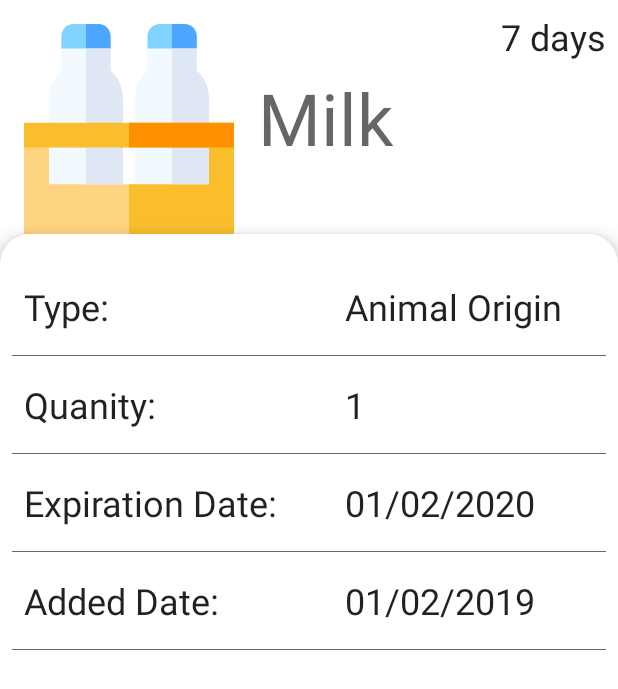
After one commit to Belohun/Scheduled-Fridge, an Android app: the fragment ProductDetailsFragment shown on its own in the app's theme, on a phone screen of 412 x 824 dp. The commit adds this screen. Shown: the top 689 px of the screen. Run offline under Robolectric (Android 15) with nearby library versions, the phone set to English and light mode, and no system bars; Roboto replaces fonts that are not available here; 1 statement that could not run was skipped.

Commit message:
Added: Layout,Fragment and viewModel of ProductDetails

```diff
--- a/app/src/main/java/com/example/scheduledfridge/ui/home/HomeFragment.kt
+++ b/app/src/main/java/com/example/scheduledfridge/ui/home/HomeFragment.kt
@@ -179,6 +179,7 @@ class HomeFragment : Fragment(),MenuItem.OnActionExpandListener,
         inflater.inflate(R.menu.main, menu)
         val searchView: androidx.appcompat.widget.SearchView = menu.findItem(R.id.action_search).actionView as androidx.appcompat.widget.SearchView
         searchView.setOnQueryTextListener(this)
+        searchView.queryHint = "Search..."
         super.onCreateOptionsMenu(menu, inflater)
 
     }
--- /dev/null
+++ b/app/src/main/java/com/example/scheduledfridge/ui/productDetails/ProductDetailsFragment.kt
@@ -0,0 +1,35 @@
+package com.example.scheduledfridge.ui.productDetails
+
+import android.os.Bundle
+import android.view.LayoutInflater
+import android.view.View
+import android.view.ViewGroup
+import android.widget.TextView
+import androidx.fragment.app.Fragment
+import androidx.lifecycle.Observer
+import com.example.scheduledfridge.R
+
+private lateinit var productDetailsViewModel: ProductDetailsViewModel
+class ProductDetailsFragment : Fragment() {
+    override fun onCreateView(
+        inflater: LayoutInflater,
+        container: ViewGroup?,
+        savedInstanceState: Bundle?
+    ): View? {
+
+        val root = inflater.inflate(R.layout.fragment_product_details, container, false)
+        val nameTextView:TextView = root.findViewById(R.id.productName_TextView_product_details)
+        val typeTextView:TextView = root.findViewById(R.id.type_textView_product_details)
+        val quanityTextView:TextView = root.findViewById(R.id.quanity_textView_product_details)
+        val expirationDateTextView:TextView = root.findViewById(R.id.expirationDate_textView_product_details)
+        val addedDateTextView:TextView = root.findViewById(R.id.addedDate_textView_product_details)
+        productDetailsViewModel.currentProduct.observe(viewLifecycleOwner, Observer {
+            nameTextView.text = it.productName
+            typeTextView.text = it.productType
+            quanityTextView.text = it.quantity.toString()
+            expirationDateTextView.text = it.productExpirationDate
+            addedDateTextView.text = it.productAdedDate
+        })
+        return root
+    }
+}
--- /dev/null
+++ b/app/src/main/java/com/example/scheduledfridge/ui/productDetails/ProductDetailsViewModel.kt
@@ -0,0 +1,22 @@
+package com.example.scheduledfridge.ui.productDetails
+
+import android.app.Application
+import androidx.lifecycle.AndroidViewModel
+import androidx.lifecycle.LiveData
+import androidx.lifecycle.MutableLiveData
+import androidx.lifecycle.viewModelScope
+import com.example.scheduledfridge.database.Product
+import kotlinx.coroutines.launch
+
+class ProductDetailsViewModel(application: Application):AndroidViewModel(application) {
+    private var _product = MutableLiveData<Product>()
+
+
+    fun setCurrentProduct(product: Product){
+        viewModelScope.launch {
+            _product.value = product
+        }
+    }
+
+    val currentProduct: LiveData<Product> =_product
+}
--- a/app/src/main/res/drawable/bottom_stroke.xml
+++ b/app/src/main/res/drawable/bottom_stroke.xml
@@ -7,10 +7,10 @@
         android:bottom="0dp">
 
         <shape android:shape="rectangle">
-            <solid android:color="@color/colorPrimary"/>
+            <solid android:color="@color/colorPrimaryDark"/>
             <stroke
                 android:width="1dp"
-                android:color="@color/colorPrimary"/>
+                android:color="@color/colorPrimaryDark"/>
         </shape>
     </item>
 </layer-list>
--- /dev/null
+++ b/app/src/main/res/drawable/product_details_background.xml
@@ -0,0 +1,11 @@
+<?xml version="1.0" encoding="utf-8"?>
+<shape xmlns:android="http://schemas.android.com/apk/res/android"
+    android:shape="rectangle"
+    >
+    <solid android:color="@color/background"></solid>
+
+    <corners
+        android:topRightRadius="20dp"
+        android:topLeftRadius="20dp" />
+
+</shape>
--- /dev/null
+++ b/app/src/main/res/layout/fragment_product_details.xml
@@ -0,0 +1,191 @@
+<?xml version="1.0" encoding="utf-8"?>
+<androidx.constraintlayout.widget.ConstraintLayout xmlns:android="http://schemas.android.com/apk/res/android"
+    android:layout_width="match_parent"
+    android:layout_height="match_parent"
+    xmlns:app="http://schemas.android.com/apk/res-auto">
+
+    <ImageView
+        android:id="@+id/type_Image_product_details"
+        android:layout_width="140dp"
+        android:layout_height="140dp"
+        app:layout_constraintTop_toTopOf="parent"
+        app:layout_constraintLeft_toLeftOf="parent"
+        android:src="@drawable/ic_animal_origin"
+        android:layout_margin="16dp"
+        />
+        <TextView
+            android:id="@+id/productName_TextView_product_details"
+            android:layout_marginLeft="16dp"
+            app:layout_constraintLeft_toRightOf="@id/type_Image_product_details"
+            app:layout_constraintTop_toTopOf="parent"
+            app:layout_constraintBottom_toBottomOf="@id/type_Image_product_details"
+            android:layout_width="wrap_content"
+            android:layout_height="wrap_content"
+            style="@style/TextAppearance.MaterialComponents.Headline3"
+            android:text="Milk" />
+    <TextView
+        android:layout_margin="8dp"
+        app:layout_constraintTop_toTopOf="parent"
+        app:layout_constraintRight_toRightOf="parent"
+        android:layout_width="wrap_content"
+        android:layout_height="wrap_content"
+        android:text="7 days"
+        style="@style/TextAppearance.MaterialComponents.Headline5"/>
+
+    <LinearLayout
+        android:elevation="8dp"
+        android:layout_width="match_parent"
+        android:layout_height="0dp"
+        android:orientation="vertical"
+        app:layout_constraintBottom_toBottomOf="parent"
+        app:layout_constraintLeft_toLeftOf="parent"
+        app:layout_constraintRight_toRightOf="parent"
+        app:layout_constraintTop_toBottomOf="@+id/type_Image_product_details"
+        app:layout_constraintVertical_bias="0.0"
+
+        android:background="@drawable/product_details_background">
+        <LinearLayout
+            android:orientation="horizontal"
+            android:layout_width="match_parent"
+            android:layout_height="wrap_content"
+            android:layout_marginTop="32dp"
+            android:layout_marginLeft="16dp">
+            <TextView
+            android:layout_weight="1"
+                android:layout_width="match_parent"
+                android:layout_height="wrap_content"
+                android:text="Type:"
+                style="@style/TextAppearance.MaterialComponents.Headline5"
+               />
+
+            <TextView
+                android:id="@+id/type_textView_product_details"
+                style="@style/TextAppearance.MaterialComponents.Headline5"
+                android:layout_width="match_parent"
+                android:layout_height="wrap_content"
+                android:layout_marginLeft="16dp"
+                android:layout_weight="1"
+                android:text="Animal Origin" />
+        </LinearLayout>
+        <ImageView
+            android:layout_marginStart="8dp"
+            android:layout_marginEnd="8dp"
+            android:layout_marginTop="16dp"
+            android:layout_width="match_parent"
+            android:layout_height="wrap_content"
+            android:layout_marginLeft="5dp"
+            android:layout_marginRight="5dp"
+            android:elevation="5dp"
+            android:src="@drawable/bottom_stroke"/>
+        <LinearLayout
+            android:orientation="horizontal"
+            android:layout_width="match_parent"
+            android:layout_height="wrap_content"
+            android:layout_marginTop="16dp"
+            android:layout_marginLeft="16dp">
+            <TextView
+                android:layout_weight="1"
+                android:layout_width="match_parent"
+                android:layout_height="wrap_content"
+                android:text="Quanity:"
+                style="@style/TextAppearance.MaterialComponents.Headline5"
+                />
+            <TextView
+                android:id="@+id/quanity_textView_product_details"
+                android:layout_weight="1"
+                android:layout_marginLeft="16dp"
+                android:layout_width="match_parent"
+                android:layout_height="wrap_content"
+                android:text="1"
+                style="@style/TextAppearance.MaterialComponents.Headline5"
+                />
+        </LinearLayout>
+        <ImageView
+            android:layout_marginStart="8dp"
+            android:layout_marginEnd="8dp"
+            android:layout_marginTop="16dp"
+            android:layout_width="match_parent"
+            android:layout_height="wrap_content"
+            android:layout_marginLeft="5dp"
+            android:layout_marginRight="5dp"
+            android:elevation="5dp"
+            android:src="@drawable/bottom_stroke"/>
+
+        <LinearLayout
+            android:orientation="horizontal"
+            android:layout_width="match_parent"
+            android:layout_height="wrap_content"
+            android:layout_marginTop="16dp"
+            android:layout_marginLeft="16dp">
+            <TextView
+                android:layout_weight="1"
+                android:layout_width="match_parent"
+                android:layout_height="wrap_content"
+                android:text="Expiration Date:"
+                style="@style/TextAppearance.MaterialComponents.Headline5"
+                />
+            <TextView
+                android:id="@+id/expirationDate_textView_product_details"
+                    android:layout_weight="1"
+                android:layout_marginLeft="16dp"
+                android:layout_width="match_parent"
+                android:layout_height="wrap_content"
+                android:text="01/02/2020"
+                style="@style/TextAppearance.MaterialComponents.Headline5"
+                />
+        </LinearLayout>
+        <ImageView
+            android:layout_marginStart="8dp"
+            android:layout_marginEnd="8dp"
+            android:layout_marginTop="16dp"
+            android:layout_width="match_parent"
+            android:layout_height="wrap_content"
+            android:layout_marginLeft="5dp"
+            android:layout_marginRight="5dp"
+            android:elevation="5dp"
+            android:src="@drawable/bottom_stroke"/>
+        <LinearLayout
+            android:orientation="horizontal"
+            android:layout_width="match_parent"
+            android:layout_height="wrap_content"
+            android:layout_marginTop="16dp"
+            android:layout_marginLeft="16dp">
+            <TextView
+                android:layout_weight="1"
+                android:layout_width="match_parent"
+                android:layout_height="wrap_content"
+                android:text="Added Date:"
+                style="@style/TextAppearance.MaterialComponents.Headline5"
+                />
+            <TextView
+                android:id="@+id/addedDate_textView_product_details"
+                android:layout_weight="1"
+                android:layout_marginLeft="16dp"
+                android:layout_width="match_parent"
+                android:layout_height="wrap_content"
+                android:text="01/02/2019"
+                style="@style/TextAppearance.MaterialComponents.Headline5"
+                />
+        </LinearLayout>
+        <ImageView
+            android:layout_marginStart="8dp"
+            android:layout_marginEnd="8dp"
+            android:layout_marginTop="16dp"
+            android:layout_width="match_parent"
+            android:layout_height="wrap_content"
+            android:layout_marginLeft="5dp"
+            android:layout_marginRight="5dp"
+            android:elevation="5dp"
+            android:src="@drawable/bottom_stroke"/>
+
+
+
+
+
+
+
+    </LinearLayout>
+
+
+
+</androidx.constraintlayout.widget.ConstraintLayout>
```
